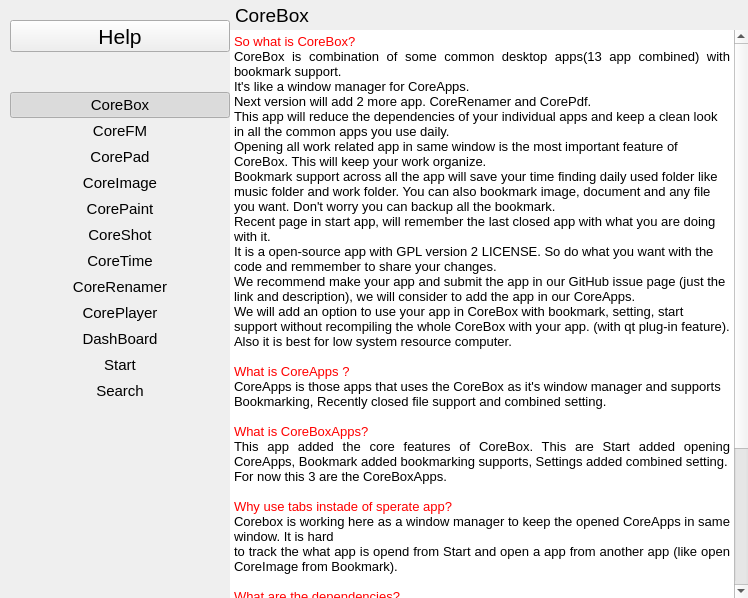
First picture: the form in help.ui, repository rahmanshaber/help, before the edit.
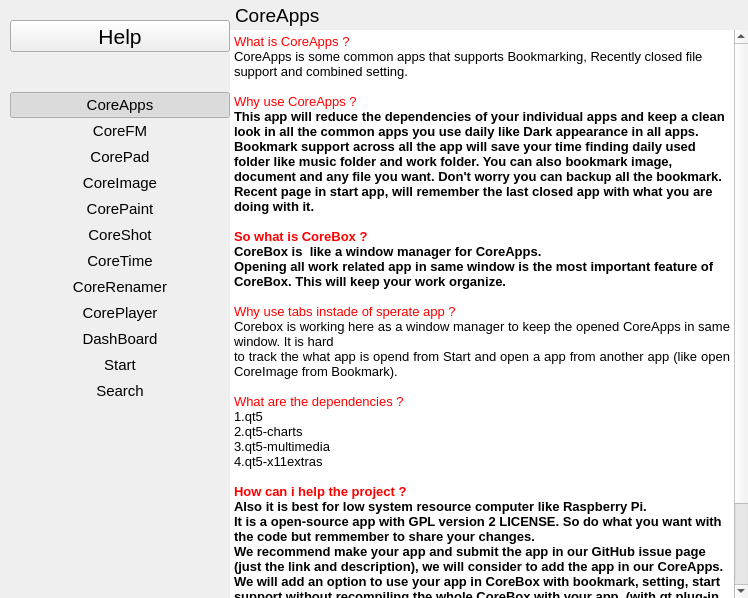
Second picture: the form after the edit. Icons and pictures are not drawn.

```diff
--- a/help.ui
+++ b/help.ui
@@ -139,7 +139,7 @@
          <enum>Qt::NoFocus</enum>
         </property>
         <property name="text">
-         <string>CoreBox</string>
+         <string>CoreApps</string>
         </property>
         <property name="iconSize">
          <size>
@@ -503,43 +503,37 @@
 &lt;html&gt;&lt;head&gt;&lt;meta name=&quot;qrichtext&quot; content=&quot;1&quot; /&gt;&lt;style type=&quot;text/css&quot;&gt;
 p, li { white-space: pre-wrap; }
 &lt;/style&gt;&lt;/head&gt;&lt;body style=&quot; font-family:'Cantarell'; font-size:8pt; font-weight:600; font-style:normal;&quot;&gt;
-&lt;p style=&quot; margin-top:0px; margin-bottom:0px; margin-left:0px; margin-right:0px; -qt-block-indent:0; text-indent:0px;&quot;&gt;&lt;span style=&quot; font-size:10pt; font-weight:400; color:#ff0000;&quot;&gt;So what is CoreBox?&lt;/span&gt;&lt;/p&gt;
-&lt;p align=&quot;justify&quot; style=&quot; margin-top:0px; margin-bottom:0px; margin-left:0px; margin-right:0px; -qt-block-indent:0; text-indent:0px;&quot;&gt;&lt;span style=&quot; font-size:10pt; font-weight:400;&quot;&gt;CoreBox is combination of some common desktop apps(13 app combined) with bookmark support.&lt;/span&gt;&lt;/p&gt;
-&lt;p align=&quot;justify&quot; style=&quot; margin-top:0px; margin-bottom:0px; margin-left:0px; margin-right:0px; -qt-block-indent:0; text-indent:0px;&quot;&gt;&lt;span style=&quot; font-size:10pt; font-weight:400;&quot;&gt;It's like a window manager for CoreApps.&lt;/span&gt;&lt;/p&gt;
-&lt;p style=&quot; margin-top:0px; margin-bottom:0px; margin-left:0px; margin-right:0px; -qt-block-indent:0; text-indent:0px;&quot;&gt;&lt;span style=&quot; font-size:10pt; font-weight:400;&quot;&gt;Next version will add 2 more app. CoreRenamer and CorePdf.&lt;/span&gt;&lt;/p&gt;
-&lt;p style=&quot; margin-top:0px; margin-bottom:0px; margin-left:0px; margin-right:0px; -qt-block-indent:0; text-indent:0px;&quot;&gt;&lt;span style=&quot; font-size:10pt; font-weight:400;&quot;&gt;This app will reduce the dependencies of your individual apps and keep a clean look in all the common apps you use daily.&lt;/span&gt;&lt;/p&gt;
-&lt;p style=&quot; margin-top:0px; margin-bottom:0px; margin-left:0px; margin-right:0px; -qt-block-indent:0; text-indent:0px;&quot;&gt;&lt;span style=&quot; font-size:10pt; font-weight:400;&quot;&gt;Opening all work related app in same window is the most important feature of CoreBox. This will keep your work organize.&lt;/span&gt;&lt;/p&gt;
-&lt;p style=&quot; margin-top:0px; margin-bottom:0px; margin-left:0px; margin-right:0px; -qt-block-indent:0; text-indent:0px;&quot;&gt;&lt;span style=&quot; font-size:10pt; font-weight:400;&quot;&gt;Bookmark support across all the app will save your time finding daily used folder like music folder and work folder. You can also bookmark image, document and any file you want. Don't worry you can backup all the bookmark.&lt;/span&gt;&lt;/p&gt;
-&lt;p style=&quot; margin-top:0px; margin-bottom:0px; margin-left:0px; margin-right:0px; -qt-block-indent:0; text-indent:0px;&quot;&gt;&lt;span style=&quot; font-size:10pt; font-weight:400;&quot;&gt;Recent page in start app, will remember the last closed app with what you are doing with it.&lt;/span&gt;&lt;/p&gt;
-&lt;p style=&quot; margin-top:0px; margin-bottom:0px; margin-left:0px; margin-right:0px; -qt-block-indent:0; text-indent:0px;&quot;&gt;&lt;span style=&quot; font-size:10pt; font-weight:400;&quot;&gt;It is a open-source app with GPL version 2 LICENSE. So do what you want with the code and remmember to share your changes.&lt;/span&gt;&lt;/p&gt;
-&lt;p style=&quot; margin-top:0px; margin-bottom:0px; margin-left:0px; margin-right:0px; -qt-block-indent:0; text-indent:0px;&quot;&gt;&lt;span style=&quot; font-size:10pt; font-weight:400;&quot;&gt;We recommend make your app and submit the app in our GitHub issue page (just the link and description), we will consider to add the app in our CoreApps.&lt;/span&gt;&lt;/p&gt;
-&lt;p style=&quot; margin-top:0px; margin-bottom:0px; margin-left:0px; margin-right:0px; -qt-block-indent:0; text-indent:0px;&quot;&gt;&lt;span style=&quot; font-size:10pt; font-weight:400;&quot;&gt;We will add an option to use your app in CoreBox with bookmark, setting, start support without recompiling the whole CoreBox with your app. (with qt plug-in feature). &lt;/span&gt;&lt;/p&gt;
-&lt;p style=&quot; margin-top:0px; margin-bottom:0px; margin-left:0px; margin-right:0px; -qt-block-indent:0; text-indent:0px;&quot;&gt;&lt;span style=&quot; font-size:10pt; font-weight:400;&quot;&gt;Also it is best for low system resource computer.&lt;/span&gt;&lt;/p&gt;
-&lt;p style=&quot;-qt-paragraph-type:empty; margin-top:0px; margin-bottom:0px; margin-left:0px; margin-right:0px; -qt-block-indent:0; text-indent:0px; font-size:10pt; font-weight:400;&quot;&gt;&lt;br /&gt;&lt;/p&gt;
 &lt;p style=&quot; margin-top:0px; margin-bottom:0px; margin-left:0px; margin-right:0px; -qt-block-indent:0; text-indent:0px;&quot;&gt;&lt;span style=&quot; font-size:10pt; font-weight:400; color:#ff0000;&quot;&gt;What is CoreApps ?&lt;/span&gt;&lt;/p&gt;
-&lt;p style=&quot; margin-top:0px; margin-bottom:0px; margin-left:0px; margin-right:0px; -qt-block-indent:0; text-indent:0px;&quot;&gt;&lt;span style=&quot; font-size:10pt; font-weight:400;&quot;&gt;CoreApps is those apps that uses the CoreBox as it's window manager and supports Bookmarking, Recently closed file support and combined setting.&lt;/span&gt;&lt;/p&gt;
+&lt;p style=&quot; margin-top:0px; margin-bottom:0px; margin-left:0px; margin-right:0px; -qt-block-indent:0; text-indent:0px;&quot;&gt;&lt;span style=&quot; font-size:10pt; font-weight:400;&quot;&gt;CoreApps is some common apps that supports Bookmarking, Recently closed file support and combined setting.&lt;/span&gt;&lt;/p&gt;
+&lt;p style=&quot;-qt-paragraph-type:empty; margin-top:0px; margin-bottom:0px; margin-left:0px; margin-right:0px; -qt-block-indent:0; text-indent:0px; font-size:10pt; font-weight:400;&quot;&gt;&lt;br /&gt;&lt;/p&gt;
+&lt;p style=&quot; margin-top:0px; margin-bottom:0px; margin-left:0px; margin-right:0px; -qt-block-indent:0; text-indent:0px;&quot;&gt;&lt;span style=&quot; font-size:10pt; font-weight:400; color:#ff0000;&quot;&gt;Why use CoreApps ?&lt;/span&gt;&lt;/p&gt;
+&lt;p style=&quot; margin-top:0px; margin-bottom:0px; margin-left:0px; margin-right:0px; -qt-block-indent:0; text-indent:0px;&quot;&gt;&lt;span style=&quot; font-size:10pt;&quot;&gt;This app will reduce the dependencies of your individual apps and keep a clean look in all the common apps you use daily like Dark appearance in all apps.&lt;/span&gt;&lt;/p&gt;
+&lt;p style=&quot; margin-top:0px; margin-bottom:0px; margin-left:0px; margin-right:0px; -qt-block-indent:0; text-indent:0px;&quot;&gt;&lt;span style=&quot; font-size:10pt;&quot;&gt;Bookmark support across all the app will save your time finding daily used folder like music folder and work folder. You can also bookmark image, document and any file you want. Don't worry you can backup all the bookmark.&lt;/span&gt;&lt;/p&gt;
+&lt;p style=&quot; margin-top:0px; margin-bottom:0px; margin-left:0px; margin-right:0px; -qt-block-indent:0; text-indent:0px;&quot;&gt;&lt;span style=&quot; font-size:10pt;&quot;&gt;Recent page in start app, will remember the last closed app with what you are doing with it.&lt;/span&gt;&lt;/p&gt;
+&lt;p style=&quot;-qt-paragraph-type:empty; margin-top:0px; margin-bottom:0px; margin-left:0px; margin-right:0px; -qt-block-indent:0; text-indent:0px; font-size:10pt;&quot;&gt;&lt;br /&gt;&lt;/p&gt;
+&lt;p align=&quot;justify&quot; style=&quot; margin-top:0px; margin-bottom:0px; margin-left:0px; margin-right:0px; -qt-block-indent:0; text-indent:0px;&quot;&gt;&lt;span style=&quot; font-size:10pt; color:#ff0000;&quot;&gt;So what is CoreBox ?&lt;/span&gt;&lt;/p&gt;
+&lt;p align=&quot;justify&quot; style=&quot; margin-top:0px; margin-bottom:0px; margin-left:0px; margin-right:0px; -qt-block-indent:0; text-indent:0px;&quot;&gt;&lt;span style=&quot; font-size:10pt;&quot;&gt;CoreBox is  like a window manager for CoreApps.&lt;/span&gt;&lt;/p&gt;
+&lt;p style=&quot; margin-top:0px; margin-bottom:0px; margin-left:0px; margin-right:0px; -qt-block-indent:0; text-indent:0px;&quot;&gt;&lt;span style=&quot; font-size:10pt;&quot;&gt;Opening all work related app in same window is the most important feature of CoreBox. This will keep your work organize.&lt;/span&gt;&lt;/p&gt;
 &lt;p align=&quot;justify&quot; style=&quot;-qt-paragraph-type:empty; margin-top:0px; margin-bottom:0px; margin-left:0px; margin-right:0px; -qt-block-indent:0; text-indent:0px; font-size:10pt; font-weight:400;&quot;&gt;&lt;br /&gt;&lt;/p&gt;
-&lt;p align=&quot;justify&quot; style=&quot; margin-top:0px; margin-bottom:0px; margin-left:0px; margin-right:0px; -qt-block-indent:0; text-indent:0px;&quot;&gt;&lt;span style=&quot; font-size:10pt; font-weight:400; color:#ff0000;&quot;&gt;What is CoreBoxApps?&lt;/span&gt;&lt;/p&gt;
-&lt;p align=&quot;justify&quot; style=&quot; margin-top:0px; margin-bottom:0px; margin-left:0px; margin-right:0px; -qt-block-indent:0; text-indent:0px;&quot;&gt;&lt;span style=&quot; font-size:10pt; font-weight:400;&quot;&gt;This app added the core features of CoreBox. This are Start added opening CoreApps, Bookmark added bookmarking supports, Settings added combined setting.&lt;/span&gt;&lt;/p&gt;
-&lt;p align=&quot;justify&quot; style=&quot; margin-top:0px; margin-bottom:0px; margin-left:0px; margin-right:0px; -qt-block-indent:0; text-indent:0px;&quot;&gt;&lt;span style=&quot; font-size:10pt; font-weight:400;&quot;&gt;For now this 3 are the CoreBoxApps.&lt;/span&gt;&lt;/p&gt;
-&lt;p align=&quot;justify&quot; style=&quot;-qt-paragraph-type:empty; margin-top:0px; margin-bottom:0px; margin-left:0px; margin-right:0px; -qt-block-indent:0; text-indent:0px; font-size:10pt; font-weight:400;&quot;&gt;&lt;br /&gt;&lt;/p&gt;
-&lt;p align=&quot;justify&quot; style=&quot; margin-top:0px; margin-bottom:0px; margin-left:0px; margin-right:0px; -qt-block-indent:0; text-indent:0px;&quot;&gt;&lt;span style=&quot; font-size:10pt; font-weight:400; color:#ff0000;&quot;&gt;Why use tabs instade of sperate app?&lt;/span&gt;&lt;/p&gt;
+&lt;p align=&quot;justify&quot; style=&quot; margin-top:0px; margin-bottom:0px; margin-left:0px; margin-right:0px; -qt-block-indent:0; text-indent:0px;&quot;&gt;&lt;span style=&quot; font-size:10pt; font-weight:400; color:#ff0000;&quot;&gt;Why use tabs instade of sperate app ?&lt;/span&gt;&lt;/p&gt;
 &lt;p align=&quot;justify&quot; style=&quot; margin-top:0px; margin-bottom:0px; margin-left:0px; margin-right:0px; -qt-block-indent:0; text-indent:0px;&quot;&gt;&lt;span style=&quot; font-size:10pt; font-weight:400;&quot;&gt;Corebox is working here as a window manager to keep the opened CoreApps in same window. It is hard&lt;/span&gt;&lt;/p&gt;
 &lt;p align=&quot;justify&quot; style=&quot; margin-top:0px; margin-bottom:0px; margin-left:0px; margin-right:0px; -qt-block-indent:0; text-indent:0px;&quot;&gt;&lt;span style=&quot; font-size:10pt; font-weight:400;&quot;&gt;to track the what app is opend from Start and open a app from another app (like open CoreImage from Bookmark).&lt;/span&gt;&lt;/p&gt;
 &lt;p style=&quot;-qt-paragraph-type:empty; margin-top:0px; margin-bottom:0px; margin-left:0px; margin-right:0px; -qt-block-indent:0; text-indent:0px; font-size:10pt; font-weight:400;&quot;&gt;&lt;br /&gt;&lt;/p&gt;
-&lt;p style=&quot; margin-top:0px; margin-bottom:0px; margin-left:0px; margin-right:0px; -qt-block-indent:0; text-indent:0px;&quot;&gt;&lt;span style=&quot; font-size:10pt; font-weight:400; color:#ff0000;&quot;&gt;What are the dependencies?&lt;/span&gt;&lt;/p&gt;
-&lt;p style=&quot; margin-top:0px; margin-bottom:0px; margin-left:0px; margin-right:0px; -qt-block-indent:0; text-indent:0px;&quot;&gt;&lt;span style=&quot; font-size:10pt; font-weight:400;&quot;&gt;MUST&lt;/span&gt;&lt;/p&gt;
+&lt;p style=&quot; margin-top:0px; margin-bottom:0px; margin-left:0px; margin-right:0px; -qt-block-indent:0; text-indent:0px;&quot;&gt;&lt;span style=&quot; font-size:10pt; font-weight:400; color:#ff0000;&quot;&gt;What are the dependencies ?&lt;/span&gt;&lt;/p&gt;
 &lt;p style=&quot; margin-top:0px; margin-bottom:0px; margin-left:0px; margin-right:0px; -qt-block-indent:0; text-indent:0px;&quot;&gt;&lt;span style=&quot; font-size:10pt; font-weight:400;&quot;&gt;1.qt5&lt;/span&gt;&lt;/p&gt;
 &lt;p style=&quot; margin-top:0px; margin-bottom:0px; margin-left:0px; margin-right:0px; -qt-block-indent:0; text-indent:0px;&quot;&gt;&lt;span style=&quot; font-size:10pt; font-weight:400;&quot;&gt;2.qt5-charts&lt;/span&gt;&lt;/p&gt;
 &lt;p style=&quot; margin-top:0px; margin-bottom:0px; margin-left:0px; margin-right:0px; -qt-block-indent:0; text-indent:0px;&quot;&gt;&lt;span style=&quot; font-size:10pt; font-weight:400;&quot;&gt;3.qt5-multimedia&lt;/span&gt;&lt;/p&gt;
 &lt;p style=&quot; margin-top:0px; margin-bottom:0px; margin-left:0px; margin-right:0px; -qt-block-indent:0; text-indent:0px;&quot;&gt;&lt;span style=&quot; font-size:10pt; font-weight:400;&quot;&gt;4.qt5-x11extras&lt;/span&gt;&lt;/p&gt;
-&lt;p style=&quot; margin-top:0px; margin-bottom:0px; margin-left:0px; margin-right:0px; -qt-block-indent:0; text-indent:0px;&quot;&gt;&lt;span style=&quot; font-size:10pt; font-weight:400;&quot;&gt;5.libmagic-dev/libmagic-mgc/libmagic1&lt;/span&gt;&lt;/p&gt;
 &lt;p style=&quot;-qt-paragraph-type:empty; margin-top:0px; margin-bottom:0px; margin-left:0px; margin-right:0px; -qt-block-indent:0; text-indent:0px; font-size:10pt; font-weight:400;&quot;&gt;&lt;br /&gt;&lt;/p&gt;
-&lt;p style=&quot;-qt-paragraph-type:empty; margin-top:0px; margin-bottom:0px; margin-left:0px; margin-right:0px; -qt-block-indent:0; text-indent:0px; font-size:10pt; font-weight:400;&quot;&gt;&lt;br /&gt;&lt;/p&gt;
-&lt;p style=&quot; margin-top:0px; margin-bottom:0px; margin-left:0px; margin-right:0px; -qt-block-indent:0; text-indent:0px;&quot;&gt;&lt;span style=&quot; font-size:10pt; font-weight:400; color:#ff0000;&quot;&gt;Shortcut&lt;/span&gt;&lt;/p&gt;
-&lt;p style=&quot; margin-top:0px; margin-bottom:0px; margin-left:0px; margin-right:0px; -qt-block-indent:0; text-indent:0px;&quot;&gt;&lt;span style=&quot; font-size:10pt; font-weight:400;&quot;&gt;--------------------------------&lt;/span&gt;&lt;/p&gt;
-&lt;p style=&quot; margin-top:0px; margin-bottom:0px; margin-left:0px; margin-right:0px; -qt-block-indent:0; text-indent:0px;&quot;&gt;&lt;span style=&quot; font-size:10pt; font-weight:400;&quot;&gt;Tab                = Change Opened Tabs&lt;/span&gt;&lt;/p&gt;
-&lt;p style=&quot;-qt-paragraph-type:empty; margin-top:0px; margin-bottom:0px; margin-left:0px; margin-right:0px; -qt-block-indent:0; text-indent:0px; font-size:10pt; font-weight:400;&quot;&gt;&lt;br /&gt;&lt;/p&gt;&lt;/body&gt;&lt;/html&gt;</string>
+&lt;p style=&quot; margin-top:0px; margin-bottom:0px; margin-left:0px; margin-right:0px; -qt-block-indent:0; text-indent:0px;&quot;&gt;&lt;span style=&quot; font-size:10pt; color:#ff0000;&quot;&gt;How can i help the project ?&lt;/span&gt;&lt;/p&gt;
+&lt;p style=&quot; margin-top:0px; margin-bottom:0px; margin-left:0px; margin-right:0px; -qt-block-indent:0; text-indent:0px;&quot;&gt;&lt;span style=&quot; font-size:10pt;&quot;&gt;Also it is best for low system resource computer like Raspberry Pi.&lt;/span&gt;&lt;/p&gt;
+&lt;p style=&quot; margin-top:0px; margin-bottom:0px; margin-left:0px; margin-right:0px; -qt-block-indent:0; text-indent:0px;&quot;&gt;&lt;span style=&quot; font-size:10pt;&quot;&gt;It is a open-source app with GPL version 2 LICENSE. So do what you want with the code but remmember to share your changes.&lt;/span&gt;&lt;/p&gt;
+&lt;p style=&quot; margin-top:0px; margin-bottom:0px; margin-left:0px; margin-right:0px; -qt-block-indent:0; text-indent:0px;&quot;&gt;&lt;span style=&quot; font-size:10pt;&quot;&gt;We recommend make your app and submit the app in our GitHub issue page (just the link and description), we will consider to add the app in our CoreApps.&lt;/span&gt;&lt;/p&gt;
+&lt;p style=&quot; margin-top:0px; margin-bottom:0px; margin-left:0px; margin-right:0px; -qt-block-indent:0; text-indent:0px;&quot;&gt;&lt;span style=&quot; font-size:10pt;&quot;&gt;We will add an option to use your app in CoreBox with bookmark, setting, start support without recompiling the whole CoreBox with your app. (with qt plug-in feature). &lt;/span&gt;&lt;/p&gt;
+&lt;p style=&quot; margin-top:0px; margin-bottom:0px; margin-left:0px; margin-right:0px; -qt-block-indent:0; text-indent:0px;&quot;&gt;&lt;span style=&quot; font-size:10pt;&quot;&gt;We need your feedback to improve the CoreApps.Send us your feedback through email or github &lt;/span&gt;&lt;a href=&quot;https://github.com/rahmanshaber/CoreApps/issues&quot;&gt;&lt;span style=&quot; font-size:10pt; text-decoration: underline; color:#007af4;&quot;&gt;issues&lt;/span&gt;&lt;/a&gt;&lt;span style=&quot; font-size:10pt;&quot;&gt; .&lt;/span&gt;&lt;/p&gt;
+&lt;p style=&quot; margin-top:0px; margin-bottom:0px; margin-left:0px; margin-right:0px; -qt-block-indent:0; text-indent:0px;&quot;&gt;&lt;span style=&quot; font-size:10pt;&quot;&gt;or email us&lt;/span&gt;&lt;/p&gt;
+&lt;p style=&quot; margin-top:0px; margin-bottom:0px; margin-left:0px; margin-right:0px; -qt-block-indent:0; text-indent:0px;&quot;&gt;&lt;span style=&quot; font-size:10pt;&quot;&gt;rahmanshaber@gmail.com&lt;/span&gt;&lt;/p&gt;
+&lt;p style=&quot; margin-top:0px; margin-bottom:0px; margin-left:0px; margin-right:0px; -qt-block-indent:0; text-indent:0px;&quot;&gt;&lt;span style=&quot; font-size:10pt;&quot;&gt;s96mini.cube@yahoo.com&lt;/span&gt;&lt;/p&gt;&lt;/body&gt;&lt;/html&gt;</string>
          </property>
         </widget>
        </item>
@@ -1108,7 +1102,7 @@
          </font>
         </property>
         <property name="text">
-         <string>CoreBox</string>
+         <string>CoreApps</string>
         </property>
        </widget>
       </item>
```
Left out of the diff: 2 changed lines with no effect on the pictures.
